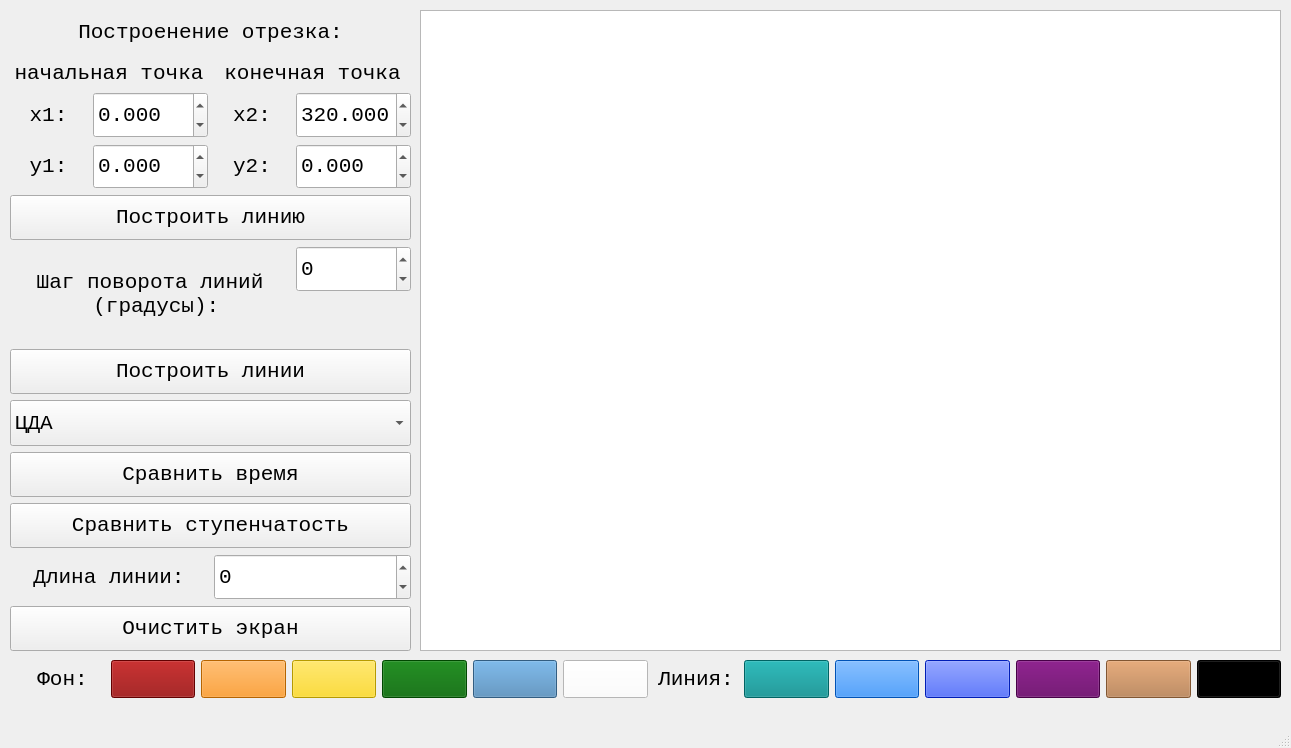
This is lab_03_cg/mainwindow.ui in 4otis/4sem-computer-graphics as Qt 5 draws it before an edit. The edited form follows.
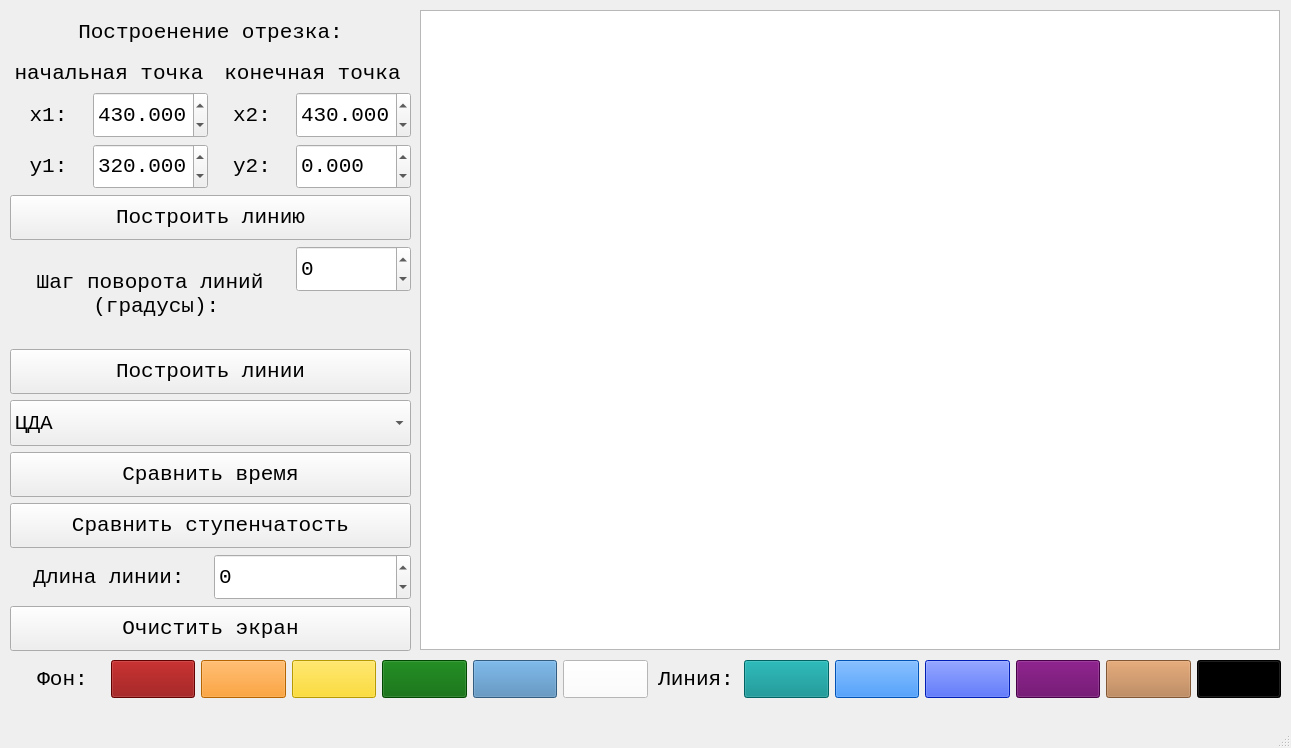
This is the edited form.

What changed in the file:
```diff
--- a/lab_03_cg/mainwindow.ui
+++ b/lab_03_cg/mainwindow.ui
@@ -19,20 +19,26 @@
      <rect>
       <x>420</x>
       <y>10</y>
-      <width>861</width>
-      <height>641</height>
+      <width>860</width>
+      <height>640</height>
      </rect>
     </property>
     <property name="sizePolicy">
-     <sizepolicy hsizetype="Maximum" vsizetype="Maximum">
+     <sizepolicy hsizetype="Fixed" vsizetype="Fixed">
       <horstretch>0</horstretch>
       <verstretch>0</verstretch>
      </sizepolicy>
     </property>
+    <property name="minimumSize">
+     <size>
+      <width>860</width>
+      <height>640</height>
+     </size>
+    </property>
     <property name="maximumSize">
      <size>
-      <width>1001</width>
-      <height>651</height>
+      <width>860</width>
+      <height>640</height>
      </size>
     </property>
     <property name="font">
@@ -51,10 +57,10 @@
     </property>
     <property name="sceneRect">
      <rectf>
-      <x>-430.000000000000000</x>
-      <y>-320.000000000000000</y>
-      <width>430.000000000000000</width>
-      <height>320.000000000000000</height>
+      <x>0.000000000000000</x>
+      <y>0.000000000000000</y>
+      <width>860.000000000000000</width>
+      <height>640.000000000000000</height>
      </rectf>
     </property>
     <property name="alignment">
@@ -216,7 +222,7 @@
         <double>10000000.000000000000000</double>
        </property>
        <property name="value">
-        <double>320.000000000000000</double>
+        <double>430.000000000000000</double>
        </property>
       </widget>
      </item>
@@ -364,7 +370,7 @@
         <double>10000000.000000000000000</double>
        </property>
        <property name="value">
-        <double>0.000000000000000</double>
+        <double>320.000000000000000</double>
        </property>
       </widget>
      </item>
@@ -440,7 +446,7 @@
         <double>10000000.000000000000000</double>
        </property>
        <property name="value">
-        <double>0.000000000000000</double>
+        <double>430.000000000000000</double>
        </property>
       </widget>
      </item>
```
